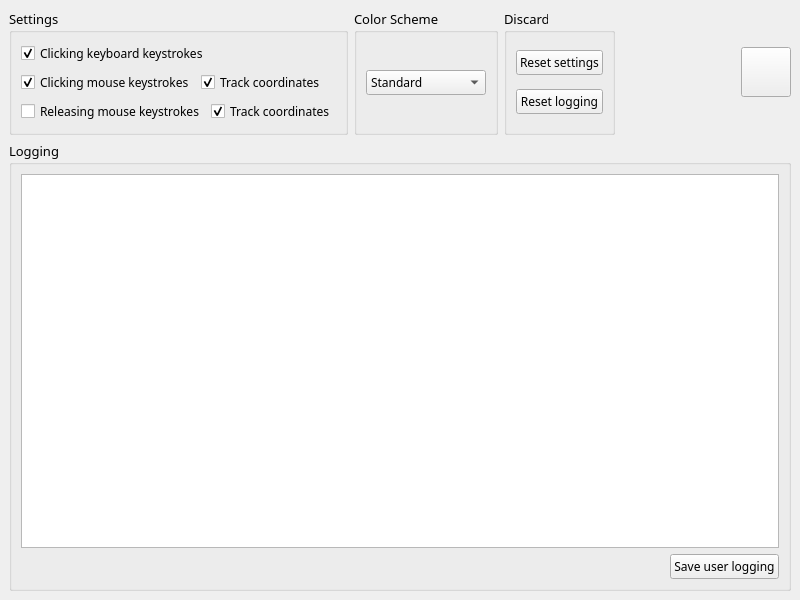
Qt form ui/raw/KeyLogger.ui (Nakama3942/KeyLogger) before a commit.
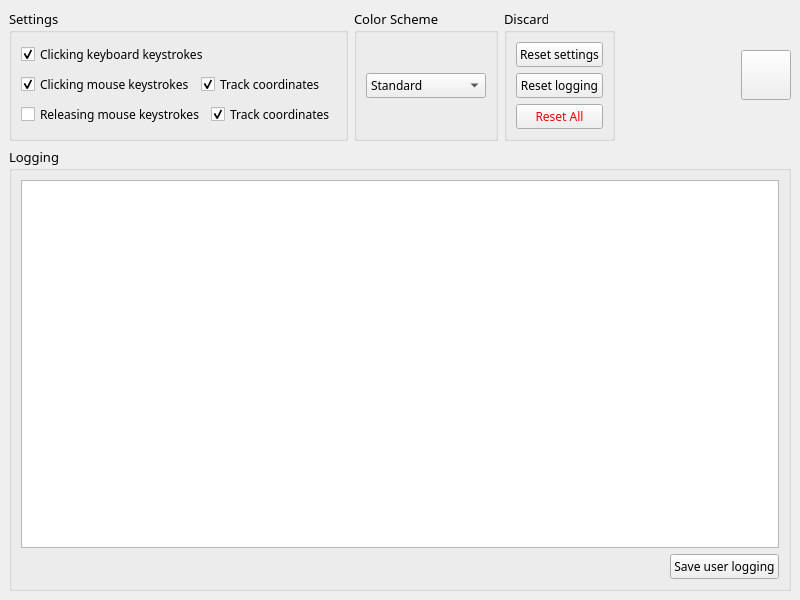
The same form after that commit.

Commit message: Implemented resets

Diff of the .ui file:
```diff
--- a/ui/raw/KeyLogger.ui
+++ b/ui/raw/KeyLogger.ui
@@ -205,6 +205,27 @@
            </property>
           </widget>
          </item>
+         <item>
+          <widget class="QPushButton" name="buttResetAll">
+           <property name="minimumSize">
+            <size>
+             <width>0</width>
+             <height>25</height>
+            </size>
+           </property>
+           <property name="font">
+            <font>
+             <pointsize>9</pointsize>
+            </font>
+           </property>
+           <property name="styleSheet">
+            <string notr="true">color: red</string>
+           </property>
+           <property name="text">
+            <string>Reset All</string>
+           </property>
+          </widget>
+         </item>
         </layout>
        </widget>
       </item>
```
The commit also changes 3 other files.
